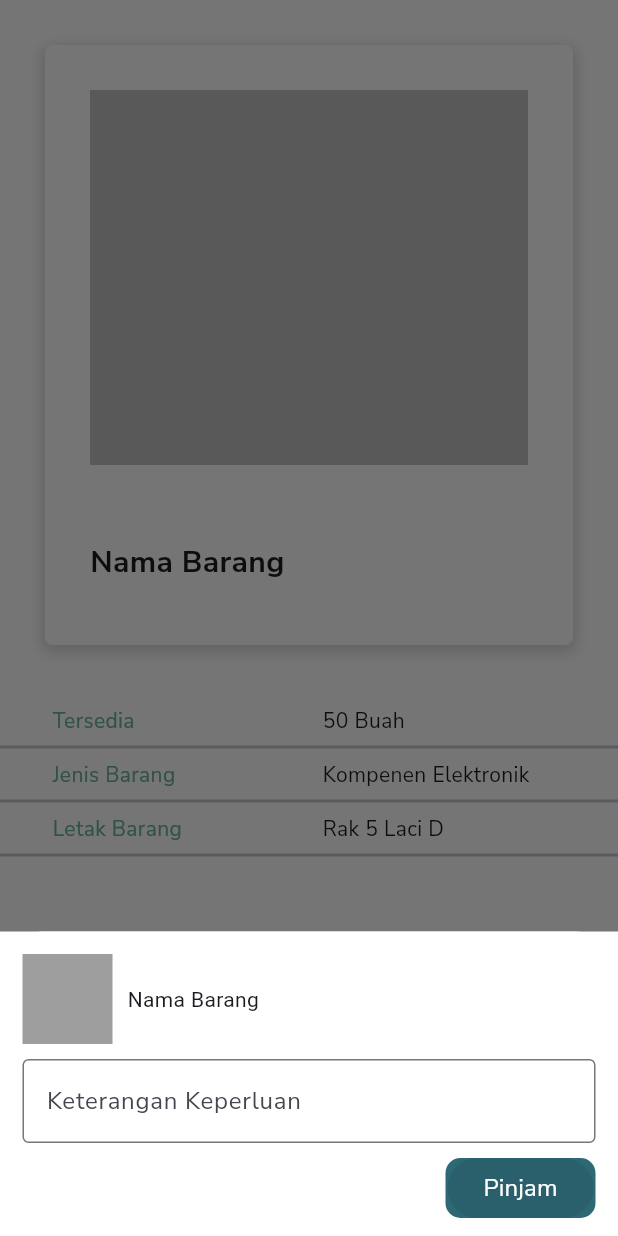
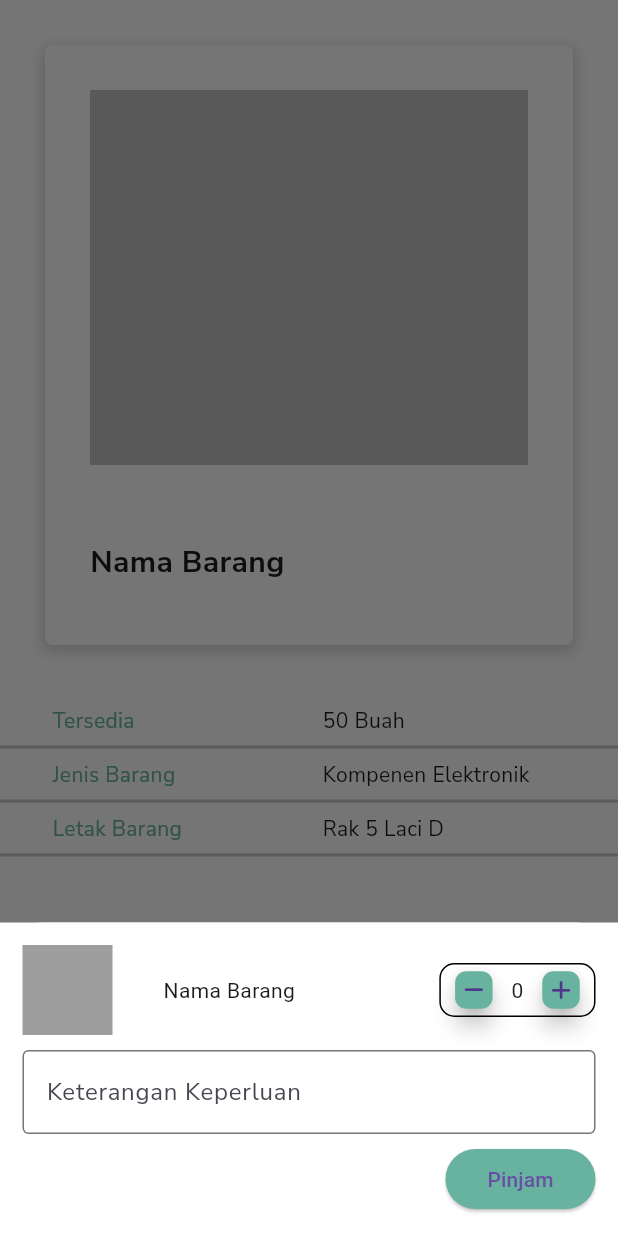
Before and after one commit to R2Z2407/ZuhryInventory101, a Flutter app: the DetailPage screen opened by its route, after a tap on "Pinjam", on a phone screen of 412 x 824 dp. Run offline on Flutter 3.47's test engine with Material 3 defaults, Android fonts, the phone set to English and light mode, and no system bars; our stand-ins replace flutter_svg, font_awesome_flutter; Roboto replaces fonts that are missing (Nurito).

Commit message:
Update detailPage.dart

```diff
--- a/zuhry_invent/lib/screen/detailPage.dart
+++ b/zuhry_invent/lib/screen/detailPage.dart
@@ -1,6 +1,9 @@
 import 'package:flutter/material.dart';
 import 'package:zuhry_invent/screen/homePage.dart';
+import 'package:zuhry_invent/screen/ListLoan.dart';
+import 'package:zuhry_invent/component/customButton.dart';
 import 'package:zuhry_invent/common/utils/custom_colors.dart';
+import 'package:font_awesome_flutter/font_awesome_flutter.dart';
 
 class DetailPage extends StatefulWidget {
   const DetailPage({super.key});
@@ -11,6 +14,19 @@ class DetailPage extends StatefulWidget {
 
 class _DetailPageState extends State<DetailPage> {
   late bool is_onpress = true;
+  void value0() {}
+  int value = 0;
+  void add() {
+    setState(() {
+      value++;
+    });
+  }
+
+  void subtract() {
+    setState(() {
+      value--;
+    });
+  }
 
   @override
   Widget build(BuildContext context) {
@@ -197,9 +213,13 @@ class _DetailPageState extends State<DetailPage> {
                           return Container(
                             padding: EdgeInsets.all(15),
                             color: Colors.white,
-                            height: 203,
+                            height: 209,
                             child: Column(children: [
-                              Row(
+                              Container(
+                                width: MediaQuery.of(context).size.width * 1,
+                                child: Row(
+                                  mainAxisAlignment:
+                                      MainAxisAlignment.spaceBetween,
                                   crossAxisAlignment: CrossAxisAlignment.center,
                                   children: [
                                     Container(
@@ -207,12 +227,65 @@ class _DetailPageState extends State<DetailPage> {
                                       width: 60,
                                       color: Colors.grey,
                                     ),
+                                    Container(
+                                      width: 150,
+                                      alignment: Alignment.centerLeft,
+                                      child: Text(
+                                        "Nama Barang",
+                                        textAlign: TextAlign.start,
+                                      ),
+                                    ),
+                                    Container(
+                                      padding: EdgeInsets.all(2),
+                                      decoration: BoxDecoration(
+                                          borderRadius:
+                                              BorderRadius.circular(10),
+                                          border: Border.all()),
+                                      child: Row(
+                                        children: [
+                                          SizedBox(width: 5),
                                           SizedBox(
-                                    width: 10,
+                                            width: 30,
+                                            height: 30,
+                                            child: FittedBox(
+                                              child: FloatingActionButton.small(
+                                                backgroundColor: Coolors.second,
+                                                onPressed: () {
+                                                  subtract();
+                                                },
+                                                child: FaIcon(
+                                                  FontAwesomeIcons.minus,
                                                 ),
-                                  Text("Nama Barang"),
-                                  Container()
+                                              ),
+                                            ),
+                                          ),
+                                          SizedBox(width: 10),
+                                          Text(
+                                            '$value',
+                                          ),
+                                          SizedBox(width: 10),
+                                          SizedBox(
+                                            width: 30,
+                                            height: 30,
+                                            child: FittedBox(
+                                              child: FloatingActionButton.small(
+                                                backgroundColor: Coolors.second,
+                                                onPressed: () {
+                                                  add();
+                                                },
+                                                child: FaIcon(
+                                                    FontAwesomeIcons.add),
+                                              ),
+                                            ),
+                                          ),
+                                          SizedBox(
+                                            width: 5,
+                                          ),
                                         ],
+                                      ),
+                                    )
+                                  ],
+                                ),
                               ),
                               SizedBox(
                                 height: 10,
@@ -232,22 +305,14 @@ class _DetailPageState extends State<DetailPage> {
                               Row(
                                   mainAxisAlignment: MainAxisAlignment.end,
                                   children: [
-                                    Container(
+                                    CustomButton(
+                                      text: 'Pinjam',
+                                      height: 40,
                                       width: 100,
-                                      height: 40,
-                                      alignment: Alignment.center,
-                                      decoration: BoxDecoration(
-                                        color: Coolors.primary,
-                                        borderRadius: BorderRadius.circular(10),
-                                      ),
-                                      child: ElevatedButton(onPressed: , child: Text(
-                                        "Pinjam",
-                                        style: TextStyle(
-                                            color: Colors.white,
-                                            fontFamily: "Nunito",
-                                            fontSize: 16),
-                                      ),)
-                                    ),
+                                      onPressed: () =>
+                                          Navigator.popAndPushNamed(
+                                              context, Loanlist.routeName),
+                                    )
                                   ])
                             ]),
                           );
```
Lines whose indentation alone changed are shown as unchanged.
